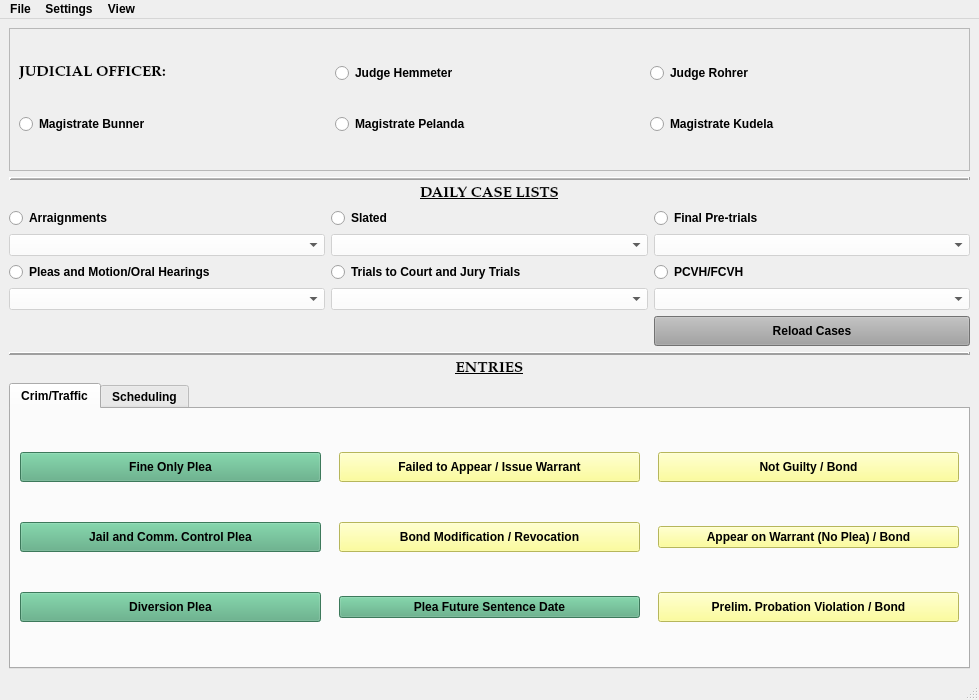
The window that package/views/ui/MainWindow.ui (HunterProgram22/MuniEntry) describes before a commit, drawn with Qt 5.
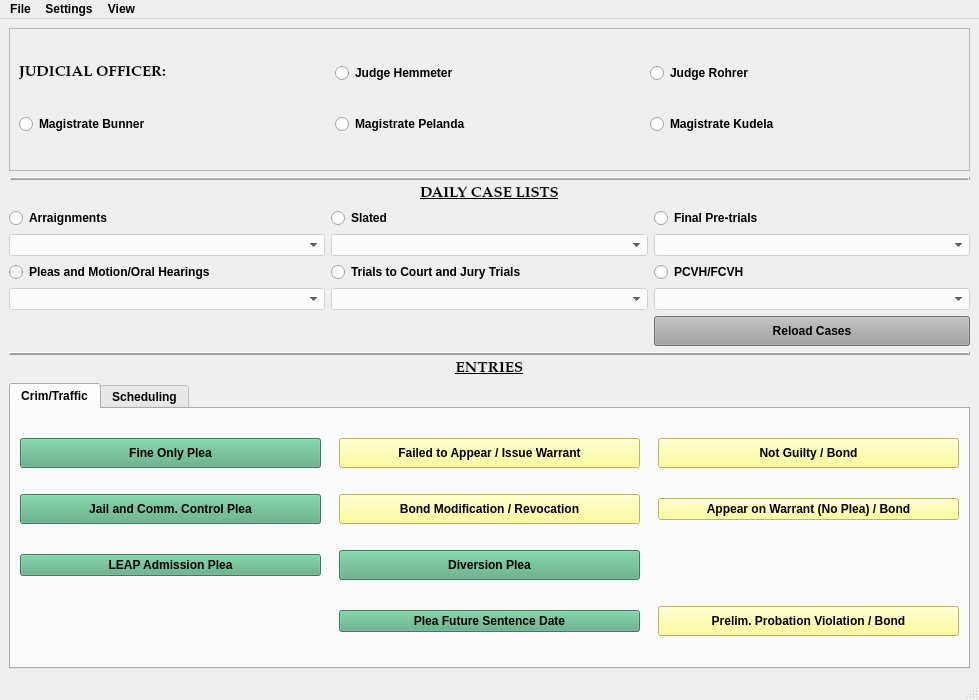
The same window after the commit. Custom widgets are drawn as their Qt base class.

Commit message:
Added LEAP Admission Dialog.
Added Template.

LEAP entry opening.

Updated LEAP template per AB.

Leap plea date fixed.

Leap sentencing fixed.

Added amendment language to LEAP template.

Updated test templates.

The edit to the form file:
```diff
--- a/package/views/ui/MainWindow.ui
+++ b/package/views/ui/MainWindow.ui
@@ -387,23 +387,7 @@
             </property>
            </widget>
           </item>
-          <item row="2" column="0">
-           <widget class="QPushButton" name="DiversionButton">
-            <property name="minimumSize">
-             <size>
-              <width>120</width>
-              <height>30</height>
-             </size>
-            </property>
-            <property name="styleSheet">
-             <string notr="true">background-color: rgb(85, 170, 127);</string>
-            </property>
-            <property name="text">
-             <string>Diversion Plea</string>
-            </property>
-           </widget>
-          </item>
-          <item row="2" column="1">
+          <item row="3" column="1">
            <widget class="QPushButton" name="PleaOnlyButton">
             <property name="styleSheet">
              <string notr="true">background-color: rgb(85, 170, 127);</string>
@@ -413,7 +397,7 @@
             </property>
            </widget>
           </item>
-          <item row="2" column="2">
+          <item row="3" column="2">
            <widget class="QPushButton" name="ProbationViolationBondButton">
             <property name="minimumSize">
              <size>
@@ -429,6 +413,32 @@
             </property>
            </widget>
           </item>
+          <item row="2" column="0">
+           <widget class="QPushButton" name="LeapAdmissionButton">
+            <property name="styleSheet">
+             <string notr="true">background-color: rgb(85, 170, 127);</string>
+            </property>
+            <property name="text">
+             <string>LEAP Admission Plea</string>
+            </property>
+           </widget>
+          </item>
+          <item row="2" column="1">
+           <widget class="QPushButton" name="DiversionButton">
+            <property name="minimumSize">
+             <size>
+              <width>120</width>
+              <height>30</height>
+             </size>
+            </property>
+            <property name="styleSheet">
+             <string notr="true">background-color: rgb(85, 170, 127);</string>
+            </property>
+            <property name="text">
+             <string>Diversion Plea</string>
+            </property>
+           </widget>
+          </item>
          </layout>
         </widget>
         <widget class="QWidget" name="schedulingTab">
```
Left out of the diff: 33 changed lines with no effect on the pictures. The commit also changes 124 other files.
